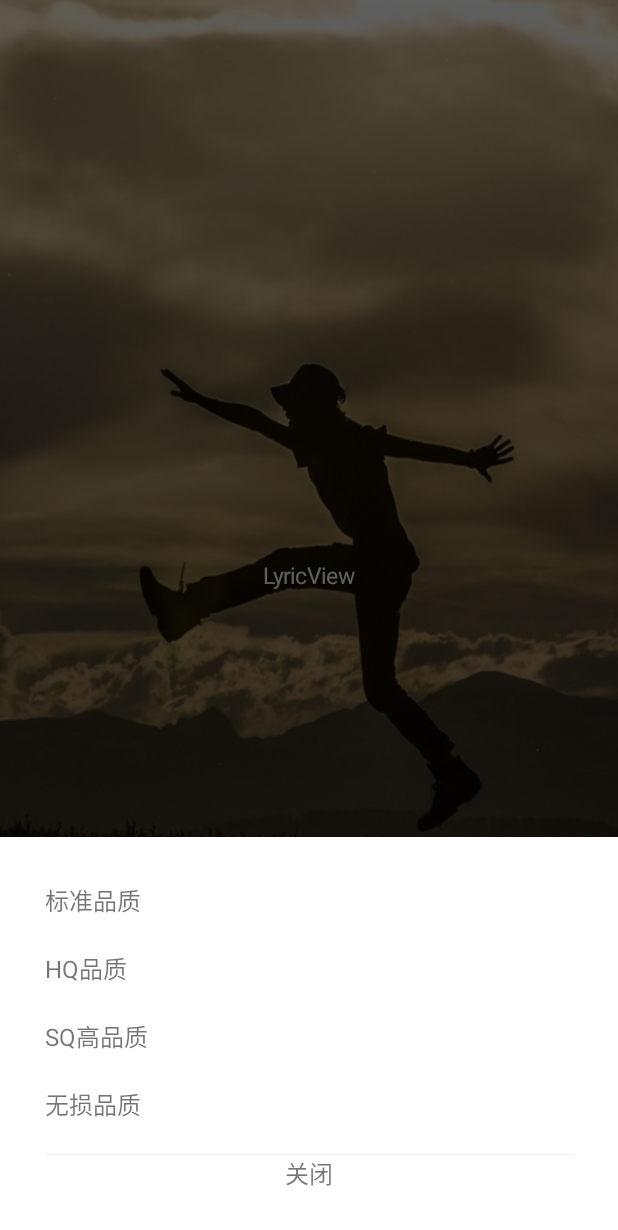
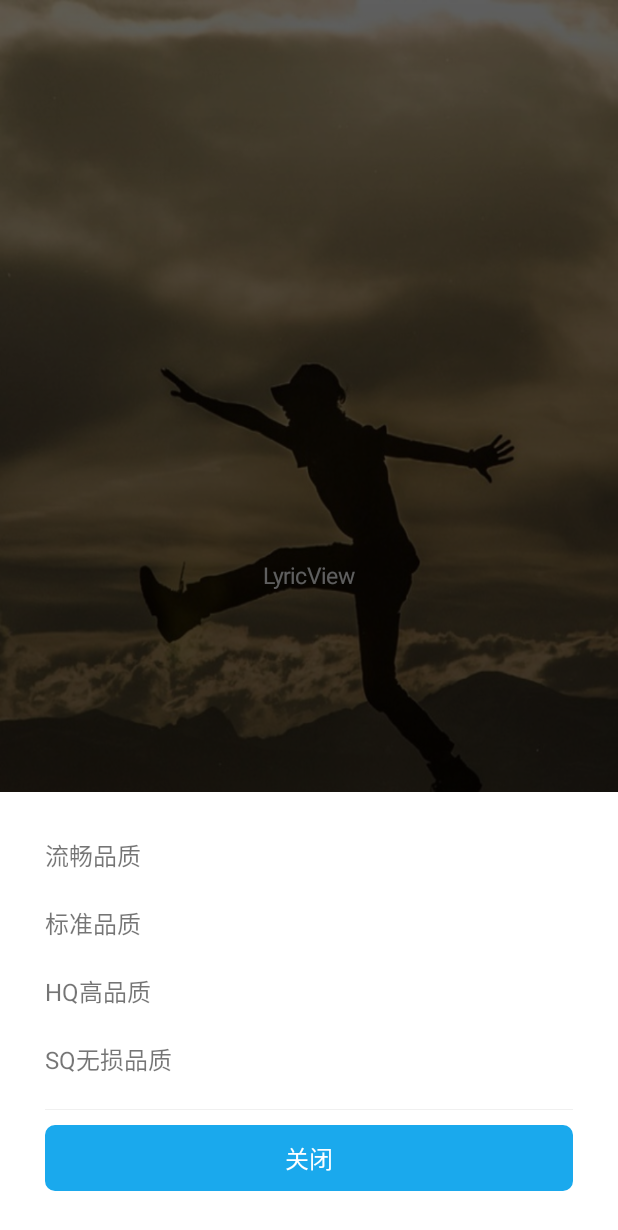
Before and after one commit to JoinLi/MusicDemo, an Android app: the MainActivity_Music screen opened directly, with no data from a screen before it, after a tap on an icon or button, on a phone screen of 412 x 824 dp. Shown: the top 1230 px of the screen. Run offline under Robolectric (Android 15) with nearby library versions, the phone set to English and light mode, and no system bars; our stand-ins replace CircleImageView; libraries missing offline, so code that uses them is left out: com.nineoldandroids.view; pictures from the network do not load; 21 statements that could not run were skipped.

Commit message:
音乐间谍1.2.1  代码优化  对界面细节优化

```diff
--- a/app/src/main/AndroidManifest.xml
+++ b/app/src/main/AndroidManifest.xml
@@ -2,7 +2,7 @@
 <manifest xmlns:android="http://schemas.android.com/apk/res/android"
     package="com.li"
     android:versionCode="3"
-    android:versionName="1.2">
+    android:versionName="1.2.1">
     <uses-permission android:name="android.permission.INTERNET" />
     <uses-permission android:name="android.permission.MOUNT_UNMOUNT_FILESYSTEMS" />
     <uses-permission android:name="android.permission.READ_EXTERNAL_STORAGE" />
--- a/app/src/main/res/drawable/button_selector.xml
+++ b/app/src/main/res/drawable/button_selector.xml
@@ -3,4 +3,5 @@
 <item android:drawable="@drawable/shape_bule_button" android:state_pressed="false"/>
 <item android:drawable="@drawable/shape_touch_bule_button" android:state_pressed="true"/>
 
+
 </selector>
--- a/app/src/main/res/layout/layout_downloading.xml
+++ b/app/src/main/res/layout/layout_downloading.xml
@@ -1,61 +1,69 @@
 <?xml version="1.0" encoding="utf-8"?>
 <com.li.view.CustomRelativeLayout xmlns:android="http://schemas.android.com/apk/res/android"
+    android:layout_width="match_parent"
     android:layout_height="match_parent"
-    android:layout_width="match_parent"
     android:visibility="gone">
+
     <LinearLayout
         android:layout_width="match_parent"
         android:layout_height="wrap_content"
+        android:layout_alignParentBottom="true"
+        android:background="#FFF"
         android:orientation="vertical"
-        android:background="#FFF"
-        android:padding="30dp"
-        android:layout_alignParentBottom="true"
-       >
+        android:padding="30dp">
+
         <TextView
             android:id="@+id/text_lc"
             android:layout_width="match_parent"
             android:layout_height="45dp"
-            android:text="标准品质"
+            android:clickable="true"
             android:onClick="myOnClick"
-            android:clickable="true"
-            android:textSize="16dp"/>
+            android:text="@string/text_message_lc"
+            android:textSize="16dp" />
+
         <TextView
             android:id="@+id/text_bz"
             android:layout_width="match_parent"
             android:layout_height="45dp"
-            android:text="HQ品质"
+            android:clickable="true"
             android:onClick="myOnClick"
-            android:clickable="true"
-            android:textSize="16dp"/>
+            android:text="@string/text_message_bz"
+            android:textSize="16dp" />
+
         <TextView
             android:id="@+id/text_hq"
             android:layout_width="match_parent"
             android:layout_height="45dp"
-            android:text="SQ高品质"
+            android:clickable="true"
             android:onClick="myOnClick"
-            android:clickable="true"
-            android:textSize="16dp"/>
+            android:text="@string/text_message_hq"
+            android:textSize="16dp" />
+
         <TextView
             android:id="@+id/text_sq"
             android:layout_width="match_parent"
             android:layout_height="45dp"
-            android:text="无损品质"
+            android:clickable="true"
             android:onClick="myOnClick"
-            android:clickable="true"
-            android:textSize="16dp"/>
+            android:text="@string/text_message_sq"
+            android:textSize="16dp" />
+
         <View
             android:layout_width="match_parent"
-            android:background="#24969696"
-            android:layout_height="1px" />
+            android:layout_height="1px"
+            android:background="#24969696" />
 
         <TextView
-            android:text="关闭"
-            android:onClick="myOnClick"
-            android:textSize="16sp"
-            android:gravity="center"
             android:id="@+id/btn_close"
             android:layout_width="match_parent"
-            android:layout_height="wrap_content" />
+            android:layout_height="wrap_content"
+            android:layout_marginTop="10dp"
+            android:gravity="center"
+            android:onClick="myOnClick"
+            android:text="关闭"
+            android:textColor="@color/white"
+            android:background="@drawable/button_selector"
+            android:textSize="16sp" />
     </LinearLayout>
 
 </com.li.view.CustomRelativeLayout>
--- a/app/src/main/res/layout/layout_setting.xml
+++ b/app/src/main/res/layout/layout_setting.xml
@@ -10,6 +10,6 @@
         android:layout_height="wrap_content"
         android:layout_width="match_parent"
         android:id="@+id/setting_view"
-        android:background="#ECEDDE"
+        android:background="@color/white"
         android:alpha="0.98" />
 </com.li.view.CustomRelativeLayout>
--- a/app/src/main/res/values/strings.xml
+++ b/app/src/main/res/values/strings.xml
@@ -1,6 +1,6 @@
 <resources>
     <string name="app_name">音乐间谍</string>
-    <string name="action_settings">Settings</string>
+    <string name="action_settings">设置</string>
     <string name="sousuo">请输入要搜索的内容</string>
 
     <!-- 搜索引擎 -->
@@ -41,6 +41,13 @@
     <string name="about_version">1.0</string>
     <string name="message_edit">这次真的能点进来了，感谢支持，目前此功能暂时不能使用，正在准备服务器中。。。</string>
 
-
+    <string name="toast_message_lc">此歌曲没有流畅品质</string>
+    <string name="toast_message_bz">此歌曲没有标准品质</string>
+    <string name="toast_message_hq">此歌曲没有HQ高品质</string>
+    <string name="toast_message_sq">此歌曲没有SQ无损品质</string>
+    <string name="text_message_lc">流畅品质</string>
+    <string name="text_message_bz">标准品质</string>
+    <string name="text_message_hq">HQ高品质</string>
+    <string name="text_message_sq">SQ无损品质</string>
 
 </resources>
```
Also changed, not shown: app/src/main/java/com/li/activity/MainActivity.java (+13 -16 lines), app/src/main/java/com/li/activity/MainActivity_Music.java (+4 -4 lines). Lines whose indentation alone changed are shown as unchanged.
